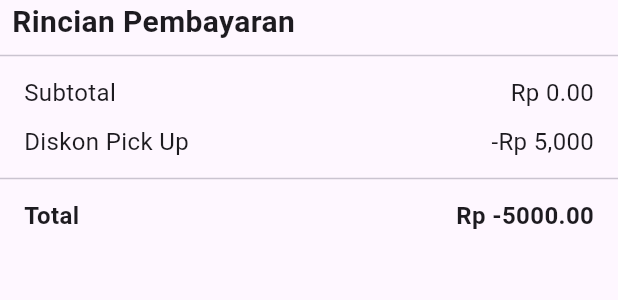
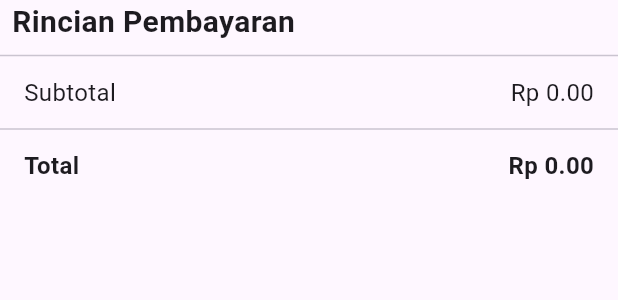
Before and after one commit to angelica1412/ecobites, a Flutter app: the PaymentSummary widget shown alone on an empty page, opened directly with empty values, on a phone screen of 412 x 824 dp. Shown: the top 300 px of the screen. Run offline on Flutter 3.47's test engine with Material 3 defaults, Android fonts, the light colour scheme and no system bars; our stand-ins replace cloud_firestore, firebase_auth, firebase_core, google_fonts, image_picker; accounts and stored records are empty.

Commit message:
Menambahkan algoritma pembayaran berdasarkan voucher dan mengatasi overflow text pada voucherPage.dart

```diff
--- a/lib/Widgets/payment_summary.dart
+++ b/lib/Widgets/payment_summary.dart
@@ -3,12 +3,12 @@ import 'package:ecobites/voucherPage.dart';
 import 'package:flutter/cupertino.dart';
 import 'package:flutter/material.dart';
 
-
 class PaymentSummary extends StatelessWidget {
   const PaymentSummary({
     Key? key,
-    required this.totalPrice, required this.isDelivery, required this.selectedVoucher,
-
+    required this.totalPrice,
+    required this.isDelivery,
+    required this.selectedVoucher,
   }) : super(key: key);
 
   final double totalPrice;
@@ -17,6 +17,33 @@ class PaymentSummary extends StatelessWidget {
 
   @override
   Widget build(BuildContext context) {
+    double productDiscount = 0;
+    double deliveryDiscount = 0;
+    double shippingFee = 10000; // Ongkos kirim contoh
+    double discountedTotalPrice = totalPrice;
+
+    if (selectedVoucher != null) {
+      // Calculate product discount
+      if (selectedVoucher!.productDiscount > 0) {
+        productDiscount = (selectedVoucher!.productDiscount / 100) * totalPrice;
+        if (productDiscount > selectedVoucher!.maxDiscount) {
+          productDiscount = selectedVoucher!.maxDiscount;
+        }
+      }
+      // Calculate delivery discount
+      if (isDelivery && selectedVoucher!.deliveryDiscount > 0) {
+        deliveryDiscount = (selectedVoucher!.deliveryDiscount / 100) * shippingFee;
+        if (deliveryDiscount > selectedVoucher!.maxDiscount) {
+          deliveryDiscount = selectedVoucher!.maxDiscount;
+        }
+      }
+      discountedTotalPrice = totalPrice - productDiscount;
+    }
+
+    double finalTotalPrice = isDelivery
+        ? discountedTotalPrice + shippingFee - deliveryDiscount
+        : discountedTotalPrice;
+
     return Column(
       crossAxisAlignment: CrossAxisAlignment.start,
       children: [
@@ -37,44 +64,37 @@ class PaymentSummary extends StatelessWidget {
         if (isDelivery) ...[
           PaymentDetailRow(
             title: 'Ongkos Kirim',
-            value: '${selectedVoucher?.deliveryDiscount}% discount', // Example shipping fee
+            value: 'Rp ${shippingFee.toStringAsFixed(2)}',
           ),
-          PaymentDetailRow(
-            title: 'Diskon',
-            value: '${selectedVoucher?.productDiscount}',
-          ),
+          if (selectedVoucher != null && productDiscount > 0)
+            PaymentDetailRow(
+              title: 'Diskon Produk',
+              value: '-Rp ${productDiscount.toStringAsFixed(2)}',
+            ),
+          if (selectedVoucher != null && deliveryDiscount > 0)
+            PaymentDetailRow(
+              title: 'Diskon Ongkir',
+              value: '-Rp ${deliveryDiscount.toStringAsFixed(2)}',
+            ),
           Divider(),
           PaymentDetailRow(
             title: 'Total',
-            value: 'Rp ${(totalPrice + 20000 - 10000).toStringAsFixed(2)}',
+            value: 'Rp ${finalTotalPrice.toStringAsFixed(2)}',
             isTotal: true,
           ),
         ] else ...[
-          PaymentDetailRow(
-            title: 'Diskon Pick Up',
-            value: '-Rp 5,000', // Example discount for pick up
-          ),
+          if (selectedVoucher != null && productDiscount > 0)
+            PaymentDetailRow(
+              title: 'Diskon Produk',
+              value: '-Rp ${productDiscount.toStringAsFixed(2)}',
+            ),
           Divider(),
           PaymentDetailRow(
             title: 'Total',
-            value: 'Rp ${(totalPrice - 5000).toStringAsFixed(2)}',
+            value: 'Rp ${finalTotalPrice.toStringAsFixed(2)}',
             isTotal: true,
           ),
         ],
-        // PaymentDetailRow(
-        //   title: 'Ongkos Kirim',
-        //   value: 'Rp 20,000', // Example shipping fee
-        // ),
-        // PaymentDetailRow(
-        //   title: 'Diskon',
-        //   value: '-Rp 10,000', // Example discount
-        // ),
-        // Divider(),
-        // PaymentDetailRow(
-        //   title: 'Total',
-        //   value: 'Rp ${(totalPrice + 20000 - 10000).toStringAsFixed(2)}',
-        //   isTotal: true,
-        // ),
       ],
     );
   }
--- a/lib/Widgets/voucher.dart
+++ b/lib/Widgets/voucher.dart
@@ -118,7 +118,7 @@ class _VoucherState extends State<VoucherState> {
               style: ElevatedButton.styleFrom(
                 foregroundColor: Colors.white, backgroundColor: Colors.green,
               ),
-              child: isVoucherUsed?  Text('Remove Voucher'):Text('Use Voucher'),
+              child: isVoucherUsed?  Text('Remove'):Text('Use Voucher'),
             ),
           ],
         ),
--- a/lib/voucherPage.dart
+++ b/lib/voucherPage.dart
@@ -4,9 +4,9 @@ class Voucher {
   String code;
   String imageName;
   String description;
-  int productDiscount;
-  int deliveryDiscount;
-  int maxDiscount;
+  double productDiscount;
+  double deliveryDiscount;
+  double maxDiscount;
 
 
   Voucher({required this.code, required this.imageName, required this.description,required this.deliveryDiscount, required this.productDiscount, required this.maxDiscount});
@@ -30,7 +30,7 @@ class _VoucherPageState extends State<VoucherPage> {
   final TextEditingController _searchController = TextEditingController();
   final List<Voucher> _voucherCodes = [
     Voucher(code: 'VOUCHER123', imageName: 'voucher.png', description: 'Discount 50% Product', deliveryDiscount: 0, productDiscount: 50, maxDiscount: 10000),
-    Voucher(code: 'ECO456', imageName: 'voucher.png', description: 'Discount 20% Product & 30% Delivery', deliveryDiscount: 30, productDiscount: 20, maxDiscount: 2000),
+    Voucher(code: 'ECO456', imageName: 'voucher.png', description: 'Discount 20% Product & 30% Deliveryyyyyyyyyyyyfvdfvfdevdfevyyyyyyy', deliveryDiscount: 30, productDiscount: 20, maxDiscount: 10000),
     Voucher(code: 'SAVE50', imageName: 'voucher.png', description: 'Discount 30% Product', deliveryDiscount: 0, productDiscount: 30, maxDiscount: 20000),
     Voucher(code: 'SPRINGSALE', imageName: 'voucher.png', description: 'Discount 40% Product', deliveryDiscount: 0, productDiscount: 40, maxDiscount: 10000),
     Voucher(code: 'FREEDELIVERY', imageName: 'voucher.png', description: 'Free Delivery', deliveryDiscount: 100, productDiscount: 0, maxDiscount: 100000),
@@ -106,12 +106,16 @@ class _VoucherPageState extends State<VoucherPage> {
                         Row(
                           mainAxisAlignment: MainAxisAlignment.spaceBetween,
                           children: [
-                            Column(
+                            Expanded(
+                                child: Column(
                               crossAxisAlignment: CrossAxisAlignment.start,
                               children: [
                                 Text(_filteredVoucherCodes[index].code),
-                                Text('${_filteredVoucherCodes[index].description}'),
+                                Text('${_filteredVoucherCodes[index].description}',
+                                  overflow: TextOverflow.ellipsis,
+                                  )
                               ],
+                            ),
                             ),
                             if (widget.fromCheckout)
                               ElevatedButton(
```
